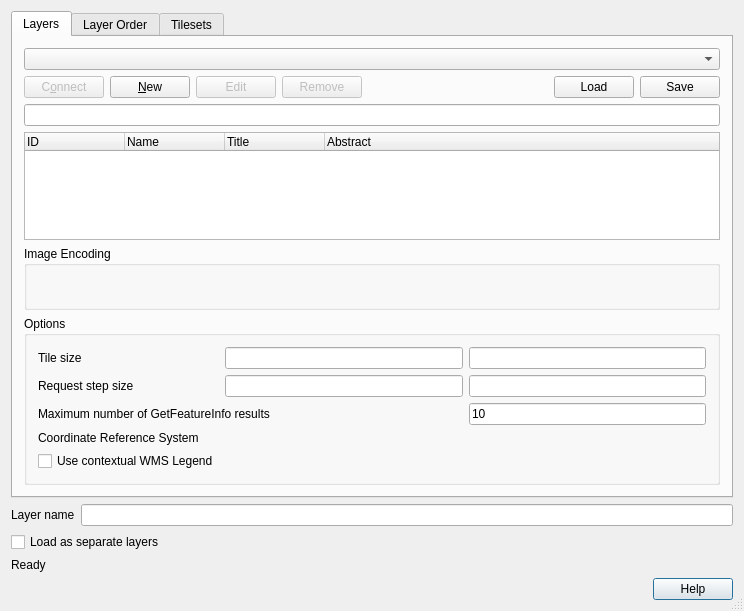
Qt form src/ui/qgswmssourceselectbase.ui (qgis/QGIS) before a commit.
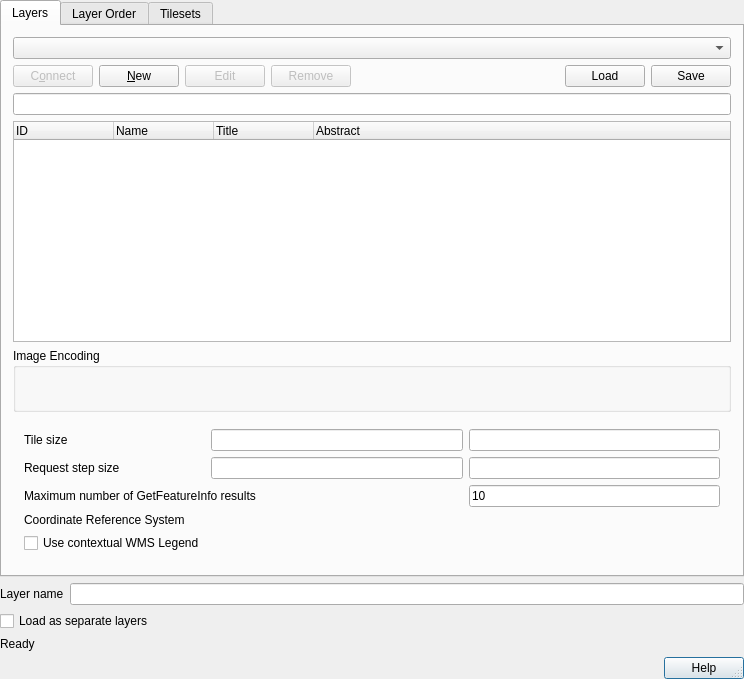
The same form after that commit. Icons and pictures are not drawn. Custom widgets are drawn as their Qt base class.

Commit message:
fix: Add scrollbars to WMS and virtual layers tab in Data Source Manager dialog
fixes #59140

```diff
--- a/src/ui/qgswmssourceselectbase.ui
+++ b/src/ui/qgswmssourceselectbase.ui
@@ -7,7 +7,7 @@
     <x>0</x>
     <y>0</y>
     <width>744</width>
-    <height>611</height>
+    <height>679</height>
    </rect>
   </property>
   <property name="windowTitle">
@@ -24,31 +24,58 @@
    <bool>true</bool>
   </property>
   <layout class="QGridLayout" name="gridLayout_2">
-   <item row="5" column="0">
+   <property name="leftMargin">
+    <number>0</number>
+   </property>
+   <property name="topMargin">
+    <number>0</number>
+   </property>
+   <property name="rightMargin">
+    <number>0</number>
+   </property>
+   <property name="bottomMargin">
+    <number>0</number>
+   </property>
+   <item row="1" column="0">
     <widget class="QDialogButtonBox" name="buttonBox">
      <property name="standardButtons">
       <set>QDialogButtonBox::Help</set>
      </property>
     </widget>
    </item>
-   <item row="1" column="0">
-    <layout class="QHBoxLayout" name="horizontalLayout">
-     <item>
-      <widget class="QLabel" name="label">
-       <property name="text">
-        <string>Layer name</string>
-       </property>
-       <property name="buddy">
-        <cstring>leLayerName</cstring>
-       </property>
-      </widget>
-     </item>
-     <item>
-      <widget class="QLineEdit" name="leLayerName"/>
-     </item>
-    </layout>
-   </item>
    <item row="0" column="0">
+    <widget class="QgsScrollArea" name="scrollArea">
+     <property name="frameShape">
+      <enum>QFrame::NoFrame</enum>
+     </property>
+     <property name="widgetResizable">
+      <bool>true</bool>
+     </property>
+     <widget class="QWidget" name="scrollAreaWidgetContents">
+      <property name="geometry">
+       <rect>
+        <x>0</x>
+        <y>0</y>
+        <width>744</width>
+        <height>639</height>
+       </rect>
+      </property>
+      <layout class="QVBoxLayout" name="verticalLayout_2">
+       <property name="leftMargin">
+        <number>0</number>
+       </property>
+       <property name="topMargin">
+        <number>0</number>
+       </property>
+       <property name="rightMargin">
+        <number>0</number>
+       </property>
+       <property name="bottomMargin">
+        <number>0</number>
+       </property>
+       <item>
+        <layout class="QVBoxLayout" name="verticalLayout">
+         <item>
     <widget class="QTabWidget" name="tabServers">
      <property name="enabled">
       <bool>true</bool>
@@ -170,8 +197,8 @@
         </widget>
        </item>
        <item row="6" column="0">
-        <widget class="QGroupBox" name="gbCRS">
-         <property name="title">
+              <widget class="QgsCollapsibleGroupBox" name="gbCRS" native="true">
+               <property name="title" stdset="0">
           <string>Options</string>
          </property>
          <layout class="QGridLayout">
@@ -482,7 +509,24 @@
      </widget>
     </widget>
    </item>
-   <item row="3" column="0">
+         <item>
+          <layout class="QHBoxLayout" name="horizontalLayout">
+           <item>
+            <widget class="QLabel" name="label">
+             <property name="text">
+              <string>Layer name</string>
+             </property>
+             <property name="buddy">
+              <cstring>leLayerName</cstring>
+             </property>
+            </widget>
+           </item>
+           <item>
+            <widget class="QLineEdit" name="leLayerName"/>
+           </item>
+          </layout>
+         </item>
+         <item>
     <widget class="QCheckBox" name="mLoadLayersIndividuallyCheckBox">
      <property name="toolTip">
       <string>Load each selected layer as an individual layer</string>
@@ -495,7 +539,7 @@
      </property>
     </widget>
    </item>
-   <item row="4" column="0">
+         <item>
     <widget class="QLabel" name="labelStatus">
      <property name="sizePolicy">
       <sizepolicy hsizetype="Ignored" vsizetype="Preferred">
@@ -512,9 +556,21 @@
     </widget>
    </item>
   </layout>
+       </item>
+      </layout>
+     </widget>
+    </widget>
+   </item>
+  </layout>
  </widget>
  <layoutdefault spacing="6" margin="11"/>
  <customwidgets>
+  <customwidget>
+   <class>QgsScrollArea</class>
+   <extends>QScrollArea</extends>
+   <header>qgsscrollarea.h</header>
+   <container>1</container>
+  </customwidget>
   <customwidget>
    <class>QgsFilterLineEdit</class>
    <extends>QLineEdit</extends>
@@ -526,6 +582,12 @@
    <header>qgsprojectionselectionwidget.h</header>
    <container>1</container>
   </customwidget>
+  <customwidget>
+   <class>QgsCollapsibleGroupBox</class>
+   <extends>QWidget</extends>
+   <header>qgscollapsiblegroupbox.h</header>
+   <container>1</container>
+  </customwidget>
  </customwidgets>
  <tabstops>
   <tabstop>tabServers</tabstop>
```
Left out of the diff: 1 changed line with no effect on the pictures. Lines whose indentation alone changed are shown as unchanged. The commit also changes 1 other file.
